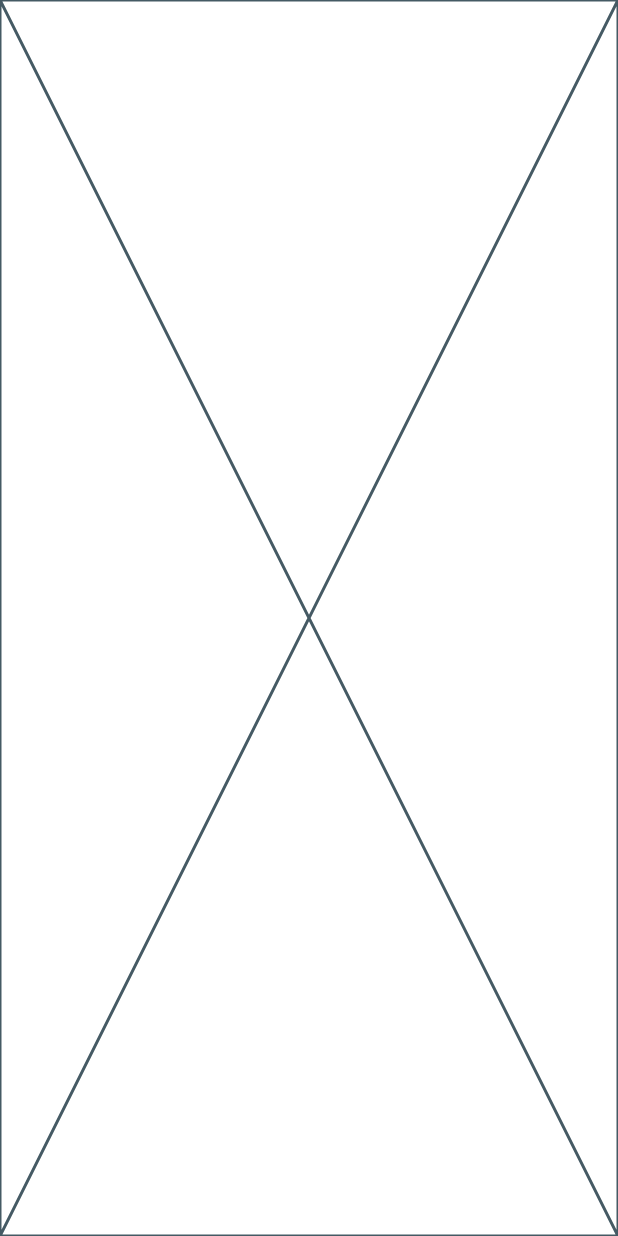
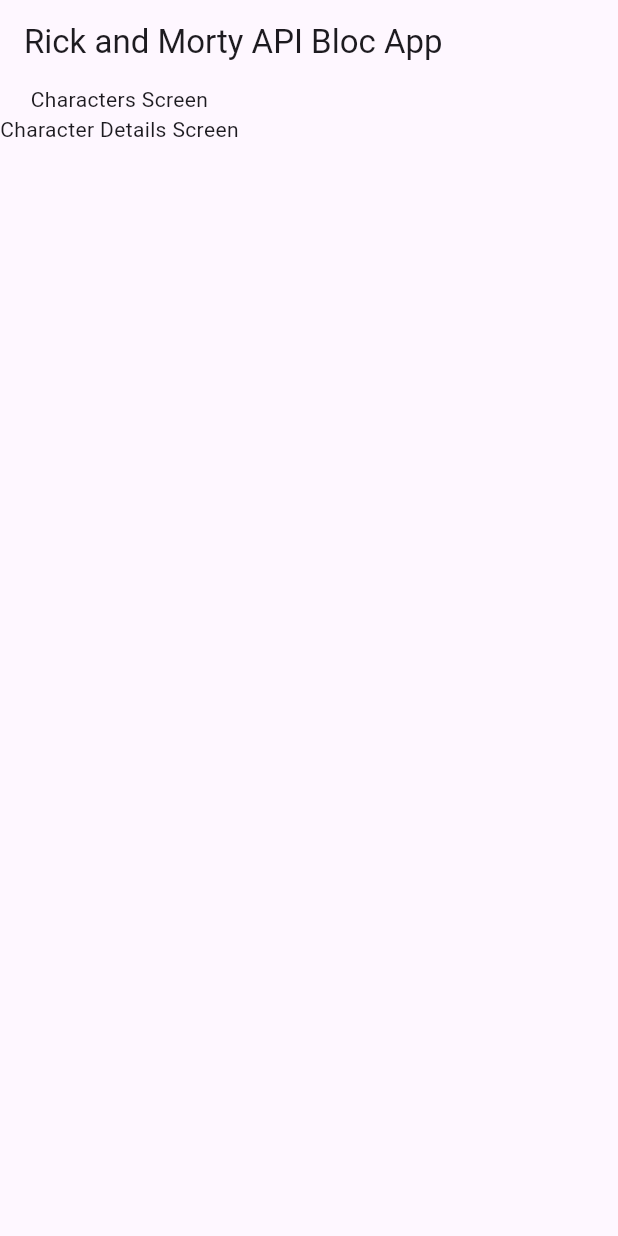
Before and after one commit to Yahia-Shwky-Sief/rick_and_morty_api_bloc_app, a Flutter app: the screen it shows after launch, on a phone screen of 412 x 824 dp. Run offline on Flutter 3.47's test engine with Material 3 defaults, Android fonts, the phone set to English and light mode, and no system bars; our stand-ins replace bloc.

Commit message:
setup Project and add character model

```diff
--- /dev/null
+++ b/devtools_options.yaml
@@ -0,0 +1,3 @@
+description: This file stores settings for Dart & Flutter DevTools.
+documentation: https://docs.flutter.dev/tools/devtools/extensions#configure-extension-enablement-states
+extensions:
--- a/lib/app_router.dart
+++ b/lib/app_router.dart
@@ -1,10 +1,13 @@
 import 'package:flutter/material.dart';
+import 'package:rick_and_morty_api_bloc_app/constants/strings.dart';
 import 'package:rick_and_morty_api_bloc_app/presentation/screens/home.dart';
 
 class AppRouter {
-  static Route? onGenerateRoute(RouteSettings settings) {
+  Route? onGenerateRoute(RouteSettings settings) {
     switch (settings.name) {
-      case '/':
+      case charactersScreen:
+        return MaterialPageRoute(builder: (context) => const Home());
+      case characterDetailsScreen:
         return MaterialPageRoute(builder: (context) => const Home());
       default:
         return null;
--- /dev/null
+++ b/lib/constants/strings.dart
@@ -0,0 +1,3 @@
+const String baseUrl ='https://rickandmortyapi.com/api';
+const charactersScreen = '/';
+const characterDetailsScreen = '/character_details';
--- /dev/null
+++ b/lib/data/models/characters.dart
@@ -0,0 +1,12 @@
+class Character {
+  late int charId;
+  late String name;
+  late String image;
+  late String status;
+  Character.fromJson(Map<String, dynamic> json) {
+    charId = json["id"];
+    name = json["name"];
+    image = json["image"];
+    status = json["status"];
+  }
+}
--- a/lib/main.dart
+++ b/lib/main.dart
@@ -1,18 +1,20 @@
 import 'package:flutter/material.dart';
-import 'package:rick_and_morty_api_bloc_app/app_router.dart';
+import 'app_router.dart';
 
 void main() {
-  runApp(const MyApp());
+  runApp(MyApp(appRouter: AppRouter()));
 }
 
 class MyApp extends StatelessWidget {
-  const MyApp({super.key});
+  final AppRouter appRouter;
+
+  const MyApp({super.key, required this.appRouter});
 
   @override
   Widget build(BuildContext context) {
-    return const MaterialApp(
+    return MaterialApp(
       debugShowCheckedModeBanner: false,
-      onGenerateRoute: AppRouter.onGenerateRoute,
+      onGenerateRoute: appRouter.onGenerateRoute,
     );
   }
 }
--- a/lib/presentation/screens/home.dart
+++ b/lib/presentation/screens/home.dart
@@ -5,6 +5,16 @@
 
   @override
   Widget build(BuildContext context) {
-    return const Placeholder();
+    return Scaffold(
+      appBar: AppBar(
+        title: const Text('Rick and Morty API Bloc App'),
+      ),
+      body: Column(
+        children: const [
+          Text('Characters Screen'),
+          Text('Character Details Screen'),
+        ],
+      ),
+    );
   }
 }
```
Also changed, not shown: lib/constants/colors.dart (added, +7 -0 lines), lib/presentation/screens/character_details.dart (added, +10 -0 lines), 1 other file.
